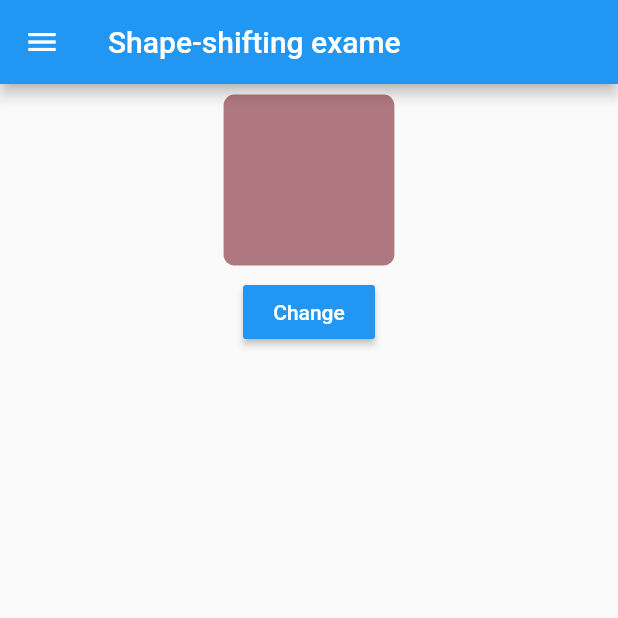
After one commit to arctouch-edsondota/flutter-animations-study, a Flutter app: the screen it shows after launch, in the side drawer, after a tap on "Shape-shifting effect", on a phone screen of 412 x 824 dp, the top half of it. The commit adds this screen. Run offline on Flutter 3.47's test engine with Material 2 defaults, Android fonts, the phone set to English and light mode, and no system bars.

Commit message:
Add shape-shifting transformation example

```diff
--- a/lib/menu.dart
+++ b/lib/menu.dart
@@ -1,4 +1,5 @@
 import 'package:animations_poc/animated_opacity_example.dart';
+import 'package:animations_poc/shape_shifting_example.dart';
 import 'package:flutter/material.dart';
 
 class Menu extends StatelessWidget {
@@ -18,6 +19,10 @@ class Menu extends StatelessWidget {
             title: Text('Animated Opacity'),
             onTap: () => Navigator.push(context, MaterialPageRoute(builder: (context) => AnimatedOpacityRoute())),
           ),
+          ListTile(
+            title: Text('Shape-shifting effect'),
+            onTap: () => Navigator.push(context, MaterialPageRoute(builder: (context) => ShapeShiftingRoute())),
+          ),
         ],
       ),
     );
--- /dev/null
+++ b/lib/shape_shifting_example.dart
@@ -0,0 +1,76 @@
+import 'dart:math';
+
+import 'package:animations_poc/menu.dart';
+import 'package:flutter/material.dart';
+
+double randomBorderRadius() => Random().nextDouble() * 64;
+
+double randomMargin() => Random().nextDouble() * 64;
+
+Color randomColor() => Color(0xFFFFFFFF & Random().nextInt(0XFFFFFFFF));
+
+class ShapeShiftingRoute extends StatefulWidget {
+  @override
+  _ShapeShiftingRouteState createState() => _ShapeShiftingRouteState();
+}
+
+class _ShapeShiftingRouteState extends State<ShapeShiftingRoute> {
+  Color color;
+  double borderRadius;
+  double margin;
+
+  @override
+  void initState() {
+    super.initState();
+    color = randomColor();
+    borderRadius = randomBorderRadius();
+    margin = randomMargin();
+  }
+
+  void change() => setState(() {
+        color = randomColor();
+        borderRadius = randomBorderRadius();
+        margin = randomMargin();
+      });
+
+  @override
+  Widget build(BuildContext context) {
+    return MaterialApp(
+      home: Scaffold(
+        drawer: Menu(),
+        appBar: AppBar(
+          title: Text('Shape-shifting exame'),
+        ),
+        body: SafeArea(
+          child: Center(
+            child: Column(
+              children: <Widget>[
+                SizedBox(
+                  width: 128.0,
+                  height: 128.0,
+                  child: AnimatedContainer(
+                    duration: Duration(milliseconds: 300),
+                    curve: Curves.easeInOutBack,
+                    margin: EdgeInsets.all(margin),
+                    decoration: BoxDecoration(
+                      color: color,
+                      borderRadius: BorderRadius.circular(borderRadius),
+                    ),
+                  ),
+                ),
+                MaterialButton(
+                  color: Theme.of(context).primaryColor,
+                  child: Text(
+                    'Change',
+                    style: TextStyle(color: Colors.white),
+                  ),
+                  onPressed: () => change(),
+                ),
+              ],
+            ),
+          ),
+        ),
+      ),
+    );
+  }
+}
```
